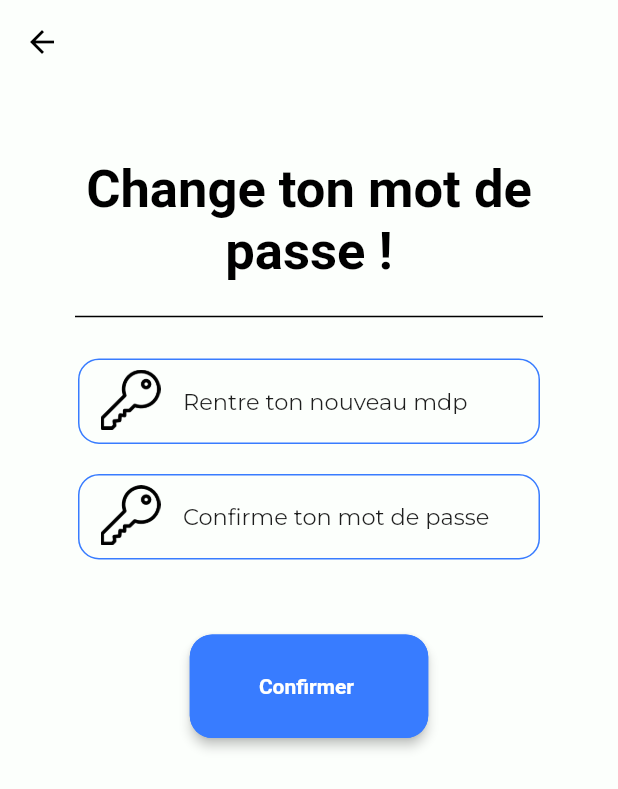
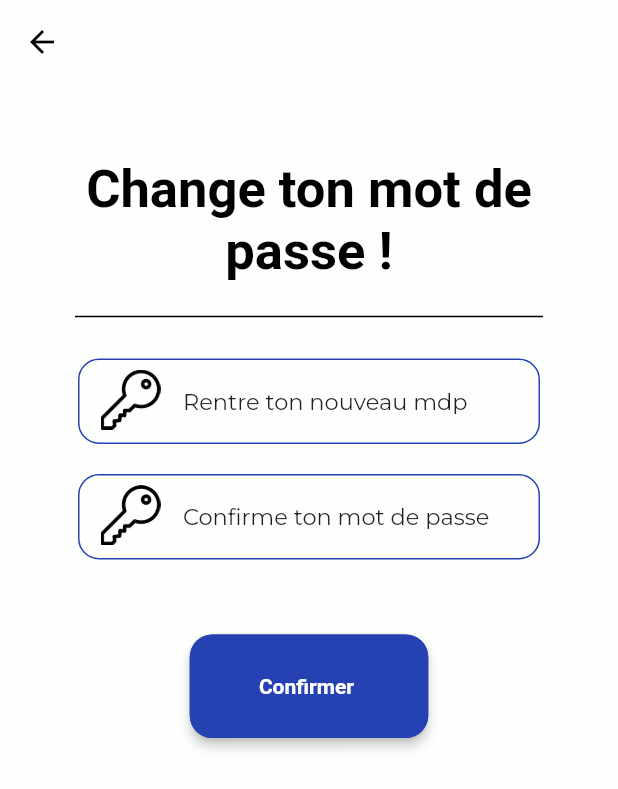
Before and after one commit to LuluOub/HelpOther1, a Flutter app: the Mdpchange screen opened directly, on a phone screen of 412 x 824 dp. Shown: the top 789 px of the screen. Run offline on Flutter 3.47's test engine with Material 2 defaults, Android fonts, the phone set to English and light mode, and no system bars; our stand-ins replace carousel_slider, cloud_firestore, curved_navigation_bar, dropdown_button2, firebase_auth, firebase_core and 6 more; missing offline and left inert: checkmark, colorize_text_avatar; accounts and stored records are empty.

Commit message:
Version 1

```diff
--- a/HelpOther/lib/Chat/List_Discussion.dart
+++ b/HelpOther/lib/Chat/List_Discussion.dart
@@ -84,7 +84,7 @@ class _List_DiscussionState extends State<List_Discussion> {
           ],
         ),
 
-        shape: RoundedRectangleBorder(borderRadius: BorderRadius.circular(15),side: BorderSide(color: Colors.black)),
+        shape: RoundedRectangleBorder(borderRadius: BorderRadius.circular(15),side: BorderSide(color: Color(0xFF2541B2))),
         title: Row(
           children: [
             Text('Matiere :  ',style: GoogleFonts.breeSerif(color: Colors.black,fontSize: 20)),
--- a/HelpOther/lib/Chat/chatBubble.dart
+++ b/HelpOther/lib/Chat/chatBubble.dart
@@ -12,7 +12,7 @@ class ChatBubble extends StatelessWidget {
       padding: EdgeInsets.all(12),
       decoration: BoxDecoration(
         borderRadius: BorderRadius.circular(10),
-        color: Color(0xFF80DEEA),
+        color: Color(0xFF2541B2),
       ),
       child: Text(
         message,
--- a/HelpOther/lib/home/CreationDePage.dart
+++ b/HelpOther/lib/home/CreationDePage.dart
@@ -361,7 +361,7 @@ class _CreateState extends State<Create> with SingleTickerProviderStateMixin {
           ),
 
           Container(decoration: BoxDecoration(
-              gradient: LinearGradient(begin: Alignment.topLeft,end: Alignment.bottomRight,colors: [Color(0xFF3EC7FD),Color(0xFF0026FF),]),borderRadius: BorderRadius.circular(15)),
+              borderRadius: BorderRadius.circular(15)),
             margin: EdgeInsets.only(top: 50),
             height: 69,
             width: 159,
@@ -390,7 +390,7 @@ class _CreateState extends State<Create> with SingleTickerProviderStateMixin {
 
           },
             style: ElevatedButton.styleFrom(
-              backgroundColor:  Colors.transparent,
+              backgroundColor:  Color(0xFF2541B2),
               shape: RoundedRectangleBorder(borderRadius: BorderRadius.circular(15),),),
             child:  Text("Envoyer ! ",style: GoogleFonts.bowlbyOneSc(color: Colors.white, fontWeight: FontWeight.bold,fontSize: 14),),),),
 
--- a/HelpOther/lib/home/Discussion.dart
+++ b/HelpOther/lib/home/Discussion.dart
@@ -114,7 +114,7 @@ class _DiscussionState extends State<Discussion> {
             ],
           ),
 
-          shape: RoundedRectangleBorder(borderRadius: BorderRadius.circular(15),side: BorderSide(color: Colors.black)),
+          shape: RoundedRectangleBorder(borderRadius: BorderRadius.circular(15),side: BorderSide(color: Color(0xFF2541B2))),
           title: Row(
             children: [
               Text('Matiere :  ',style: GoogleFonts.breeSerif(color: Colors.black,fontSize: 20)),
--- a/HelpOther/lib/home/Homescreen.dart
+++ b/HelpOther/lib/home/Homescreen.dart
@@ -122,7 +122,7 @@ class _homeState extends State<home> {
                 children: [
                   Container(
                     decoration: BoxDecoration(
-                        gradient: LinearGradient(begin: Alignment.topLeft,end: Alignment.bottomRight,colors: [Color(0xFF3EC7FD),Color(0xFF0026FF),]),borderRadius: BorderRadius.circular(15)),
+                        borderRadius: BorderRadius.circular(15)),
                     margin: EdgeInsets.only(bottom: 24,top: 30    ),
                     width: 159,
                     height: 69,
@@ -130,7 +130,7 @@ class _homeState extends State<home> {
 
                       onPressed: () {
                         Navigator.push(context, MaterialPageRoute(builder: (context) => Discussion()));},
-                      style: ElevatedButton.styleFrom(backgroundColor: Colors.transparent,shape: RoundedRectangleBorder(borderRadius: BorderRadius.circular(15),),),
+                      style: ElevatedButton.styleFrom(backgroundColor: Color(0xFF2541B2),shape: RoundedRectangleBorder(borderRadius: BorderRadius.circular(15),),),
                       child: Text(
                           "Allons-y !",
                           textAlign: TextAlign.center,
--- a/HelpOther/lib/home/profile.dart
+++ b/HelpOther/lib/home/profile.dart
@@ -168,12 +168,12 @@ import 'package:firebase_auth/firebase_auth.dart' as firebase_auth;
                    child: ElevatedButton.icon(
                      icon: Padding(
                        padding: EdgeInsets.zero, // add padding to adjust icon
-                       child:  Image(image: ExactAssetImage('images/credits.png'),width: 30,height: 30,),
+                       child:  Image(image: ExactAssetImage('images/store.png'),width: 30,height: 30,),
                      ),
                      label: Row(
                        mainAxisAlignment: MainAxisAlignment.spaceBetween,
                        children: [
-                         Text('Credits',style: GoogleFonts.montserrat(color:Colors.black,fontWeight: FontWeight.bold,fontSize: 17),),
+                         Text('Boutique',style: GoogleFonts.montserrat(color:Colors.black,fontWeight: FontWeight.bold,fontSize: 17),),
                          Icon(Icons.arrow_forward_ios)
                        ],
                      ),
--- a/HelpOther/lib/profile/mdpchange.dart
+++ b/HelpOther/lib/profile/mdpchange.dart
@@ -22,14 +22,7 @@ final passwordsure = TextEditingController();
 String error = '';
 @override
 
-  void toggleView() {
-    setState(() {
-      _formKey.currentState?.reset();
-      error = '';
-      mdpcontroller.text = '';
-      passwordsure.text = '';
-    });
-  }
+
   void dispose() {
     passwordsure.dispose();
     mdpcontroller.dispose();
@@ -69,7 +62,7 @@ Column( children:[
               Container( padding: EdgeInsets.only(top: 20),
                 height: 77,width: 308,
                 child: TextFormField(
-                  cursorColor: Colors.blueAccent,
+                  cursorColor: Color(0xFF2541B2),
                   style: GoogleFonts.montserrat(color: Color(0xFF1E1E1E),fontSize: 15),
                   controller: mdpcontroller,
                   decoration: InputDecoration(
@@ -79,8 +72,8 @@ Column( children:[
                       child:  Image(image: ExactAssetImage('images/Key.png'),width: 40,height: 30,),
                     ),
 
-                    focusedBorder: OutlineInputBorder( borderRadius: BorderRadius.circular(14), borderSide:  BorderSide(color:  Color(0xFF387CFF),width: 1),),
-                    enabledBorder: OutlineInputBorder(borderRadius: BorderRadius.circular(14), borderSide:  BorderSide(color:  Color(0xFF387CFF), width: 1,),),
+                    focusedBorder: OutlineInputBorder( borderRadius: BorderRadius.circular(14), borderSide:  BorderSide(color:  Color(0xFF2541B2),width: 1),),
+                    enabledBorder: OutlineInputBorder(borderRadius: BorderRadius.circular(14), borderSide:  BorderSide(color:  Color(0xFF2541B2), width: 1,),),
                     hintStyle: GoogleFonts.montserrat(color: Color(0xFF1E1E1E),fontSize: 15),),
                   obscureText: true,
                   validator: (value) => value != null && value.length < 6
@@ -92,8 +85,8 @@ Column( children:[
           Container(padding: EdgeInsets.only(top:20),
             height: 77,width: 308,
             child: TextFormField(
-              cursorColor: Colors.blueAccent,
-              style: GoogleFonts.montserrat(color: Color(0xFF1E1E1E),fontSize: 15),
+              cursorColor: Color(0xFF2541B2),
+              style: GoogleFonts.montserrat(color: Color(0xFF2541B2),fontSize: 15),
               controller: passwordsure,
               decoration: InputDecoration(
                 hintText: 'Confirme ton mot de passe',
@@ -102,8 +95,8 @@ Column( children:[
                   child:  Image(image: ExactAssetImage('images/Key.png'),width: 40,height: 30,),
                 ),
 
-                focusedBorder: OutlineInputBorder( borderRadius: BorderRadius.circular(14), borderSide:  BorderSide(color:  Color(0xFF387CFF),width: 1),),
-                enabledBorder: OutlineInputBorder(borderRadius: BorderRadius.circular(14), borderSide:  BorderSide(color:  Color(0xFF387CFF), width: 1,),),
+                focusedBorder: OutlineInputBorder( borderRadius: BorderRadius.circular(14), borderSide:  BorderSide(color:  Color(0xFF2541B2),width: 1),),
+                enabledBorder: OutlineInputBorder(borderRadius: BorderRadius.circular(14), borderSide:  BorderSide(color:  Color(0xFF2541B2), width: 1,),),
                 hintStyle: GoogleFonts.montserrat(color: Color(0xFF1E1E1E),fontSize: 15),),
               obscureText: true,
               validator: (value) => value != null && value.length < 6
@@ -136,9 +129,9 @@ Column( children:[
                 };},
                 style: ElevatedButton.styleFrom(elevation: 3,
                   fixedSize: Size(159, 69),
-                  backgroundColor:  Color(0xFF387CFF),
+                  backgroundColor:  Color(0xFF2541B2),
                   shape: RoundedRectangleBorder(borderRadius: BorderRadius.circular(15),
-                    side:  BorderSide(color: Color(0xFF387CFF),width: 2), ),),
+                    side:  BorderSide(color: Color(0xFF2541B2),width: 2), ),),
                 child:  Text("Confirmer ",style: GoogleFonts.bowlbyOneSc(color: Colors.white, fontWeight: FontWeight.bold,fontSize: 14),),),
             ],),
           ),
@@ -148,6 +141,6 @@ Column( children:[
       ),
     );
 
-    ;
+
   }
 }
--- a/HelpOther/pubspec.yaml
+++ b/HelpOther/pubspec.yaml
@@ -123,6 +123,7 @@ flutter:
    - images/anonyme.png
    - images/imgnotfound.png
    - images/MoreD.png
+   - images/store.png
 
 
 
```
Also changed, not shown: HelpOther/lib/Chat/ChatPage.dart (+8 -6 lines), HelpOther/lib/profile/Avis.dart (+4 -4 lines), HelpOther/images/store.png (added).
